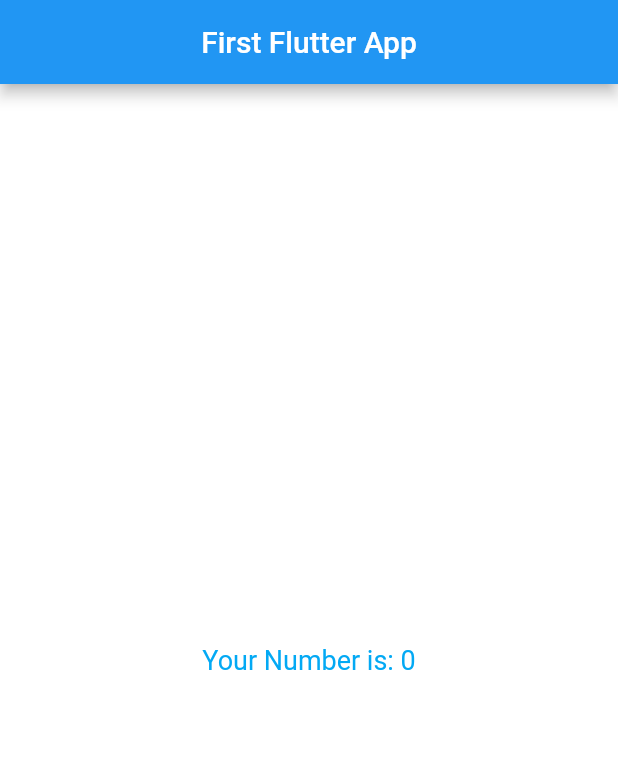
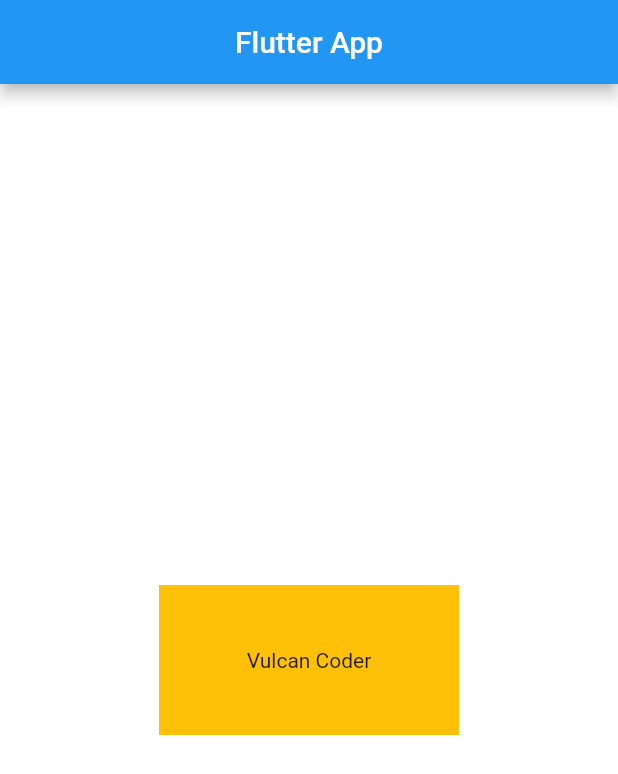
Before and after one commit to EngBett/learning_flutter, a Flutter app: the screen it shows after launch, on a phone screen of 412 x 824 dp. Shown: the top 774 px of the screen. Run offline on Flutter 3.47's test engine with Material 2 defaults, Android fonts, the phone set to English and light mode, and no system bars.

Commit message:
first Screen

```diff
--- a/lib/app_screens/first_screen.dart
+++ b/lib/app_screens/first_screen.dart
@@ -1,4 +1,3 @@
-import 'dart:math';
 import 'package:flutter/material.dart';
 
 class FirstScreen extends StatelessWidget {
@@ -7,20 +6,16 @@ class FirstScreen extends StatelessWidget {
     // TODO: implement build
     return Material(
         color: Colors.white,
-        child: Center(
-            child: Text(
-                //"Your Number is: ${generateNumber()}",
-                generateNumber(),
-                textDirection: TextDirection.ltr,
-                style:
-                    TextStyle(color: Colors.lightBlue, fontSize: 18.0) //style
-                ) //Text
-            ) //Center
-        ); //Material
+        child:Center(
+          child:Container(
+            alignment:Alignment.center,
+            color: Colors.amber,
+            width: 200,
+            height: 100,
+            child: Text("Vulcan Coder",textDirection: TextDirection.ltr,),
+          )//container
+        )//center
+    ); //Material
   }
 
-  String generateNumber() {
-    var rand = Random();
-    return "Your Number is: ${rand.nextInt(10)}";
-  }
 }
--- a/lib/main.dart
+++ b/lib/main.dart
@@ -14,7 +14,7 @@ class MyFlutterApp extends StatelessWidget{
         home: Scaffold(
             appBar: AppBar(
                 title: Center(
-                    child:Text("First Flutter App")
+                    child:Text("Flutter App")
                 )//center
             ),
             body:FirstScreen()
```
